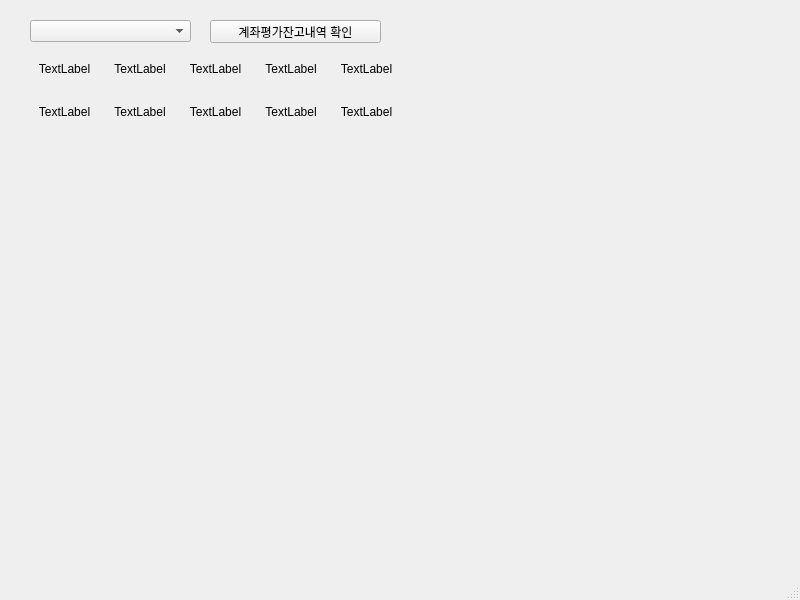
The window that MainWindows.ui (kisbi3/Stock_Kiwoom) describes before a commit, drawn with Qt 5.
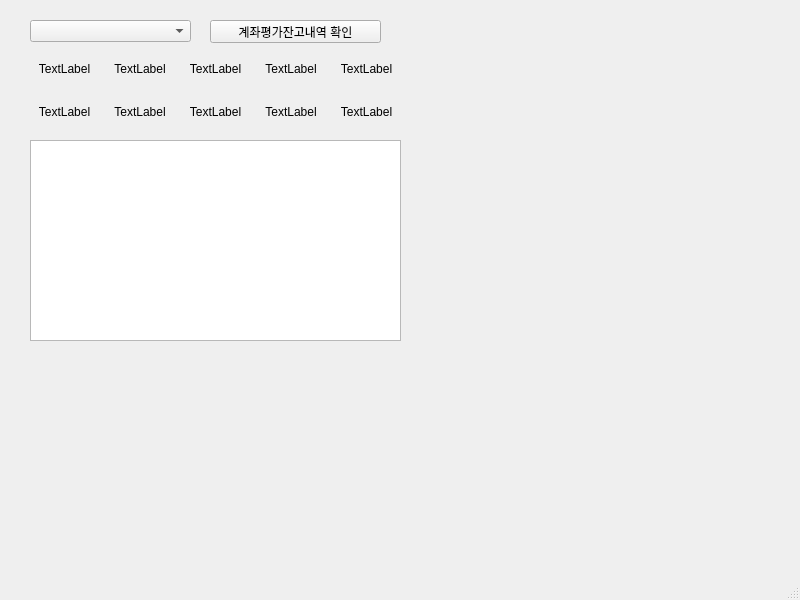
The same window after the commit.

Patch:
```diff
--- a/MainWindows.ui
+++ b/MainWindows.ui
@@ -149,6 +149,16 @@
      </item>
     </layout>
    </widget>
+   <widget class="QTableWidget" name="stocklistTableWidget_2">
+    <property name="geometry">
+     <rect>
+      <x>30</x>
+      <y>140</y>
+      <width>371</width>
+      <height>201</height>
+     </rect>
+    </property>
+   </widget>
   </widget>
   <widget class="QMenuBar" name="menubar">
    <property name="geometry">
```
